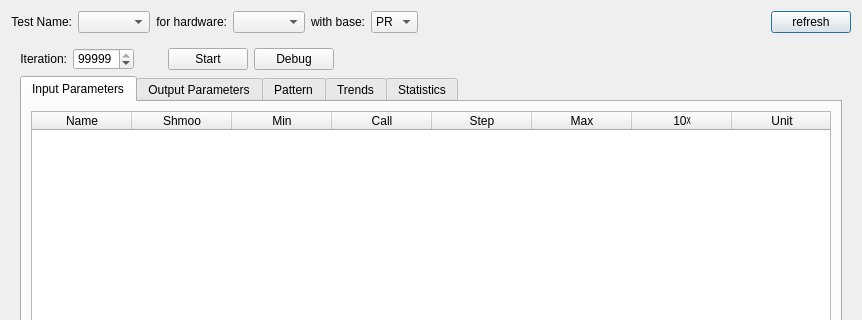
First picture: the form in src/ATE_spyder/ate_spyder_test_runner/widgets/main_widget.ui, repository Semi-ATE/Semi-ATE, before the edit; both pictures show x 0 to 862 and y 0 to 320 of the 862 by 629 pixel window.
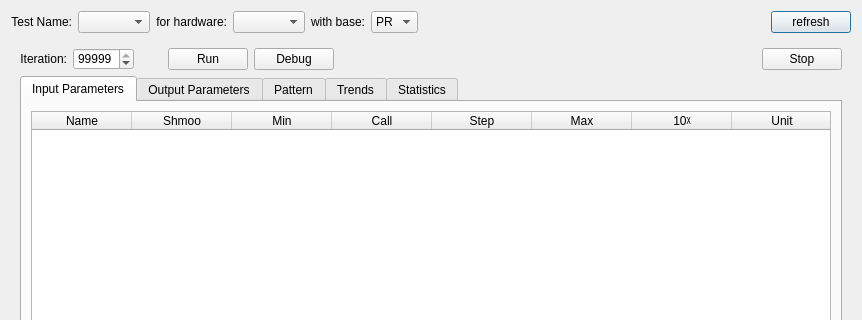
Second picture: the form after the edit.

What changed in the file:
```diff
--- a/src/ATE_spyder/ate_spyder_test_runner/widgets/main_widget.ui
+++ b/src/ATE_spyder/ate_spyder_test_runner/widgets/main_widget.ui
@@ -218,7 +218,7 @@
             <item>
              <widget class="QPushButton" name="start">
               <property name="text">
-               <string>Start</string>
+               <string>Run</string>
               </property>
              </widget>
             </item>
@@ -242,6 +242,13 @@
               </property>
              </spacer>
             </item>
+            <item>
+             <widget class="QPushButton" name="stop_button">
+              <property name="text">
+               <string>Stop</string>
+              </property>
+             </widget>
+            </item>
            </layout>
           </item>
           <item>
```
